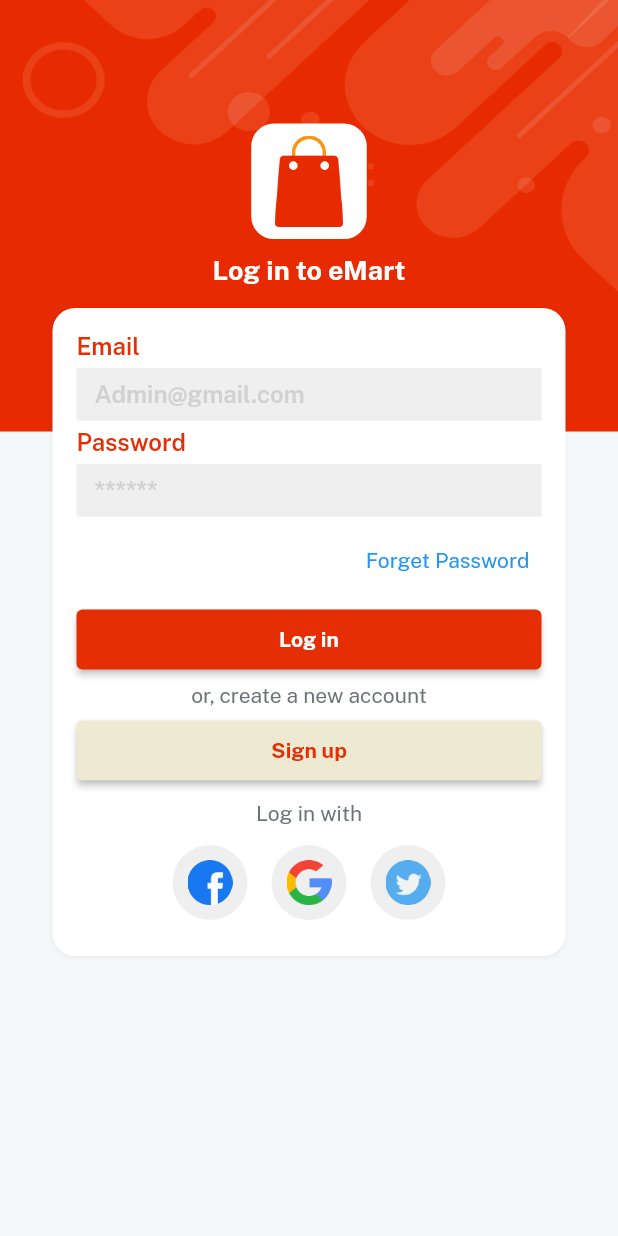
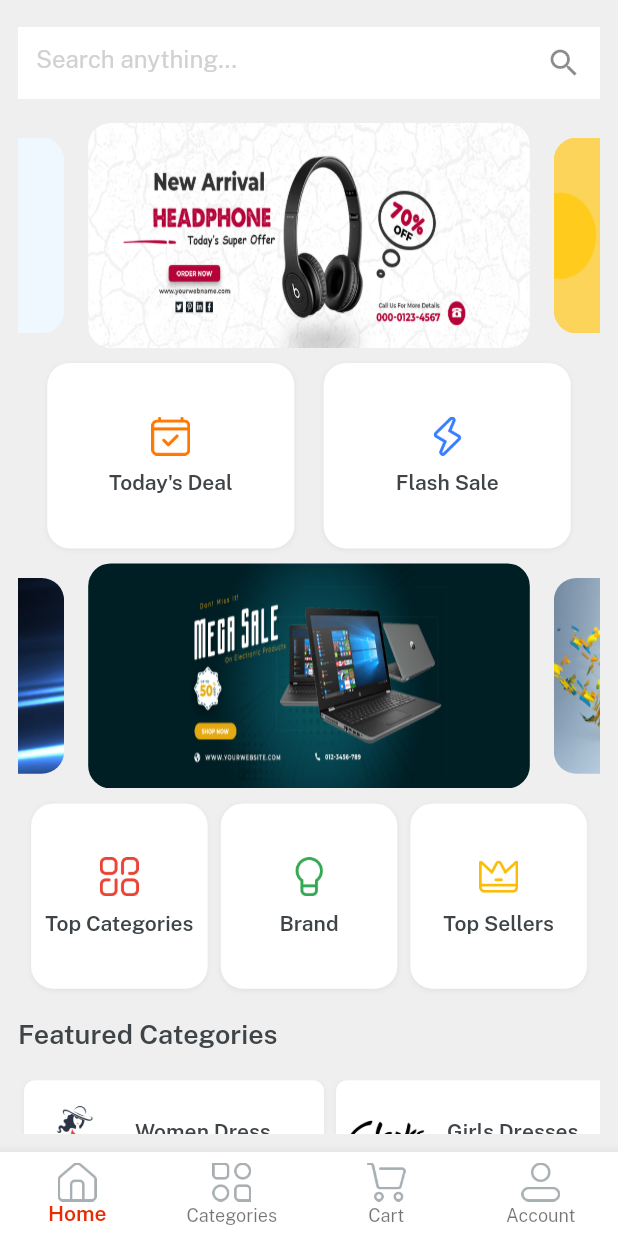
Before and after one commit to NguyenMinhNhut2009/ecommerce, a Flutter app: the screen it shows after launch, after a tap on "Log in", on a phone screen of 412 x 824 dp. Run offline on Flutter 3.47's test engine with Material 2 defaults, Android fonts, the phone set to English and light mode, and no system bars; drawn by our look-alikes of velocity_x; our stand-ins replace get.

Commit message:
Add UI HomeSCreen

```diff
--- a/lib/const/lists.dart
+++ b/lib/const/lists.dart
@@ -1,3 +1,14 @@
 import 'package:ecommerce/const/consts.dart';
 
 const socialIconList = [icFacebookLogo, icGoogleLogo, icTwitterLogo];
+
+const slidersList = [imgSlider1, imgSlider2, imgSlider3, imgSlider4];
+
+const secondSliderList = [imgSs1, imgSs2, imgSs3, imgSs4];
+
+const featureImages1 = [imgS1, imgS2, imgS3];
+
+const featureImages2 = [imgS4, imgS5, imgS6];
+
+const featureTitles1 = [womenDress, girlsDress, girlsWatches];
+const featureTitles2 = [boysGlasses, mobilePhone, tShirts];
--- a/lib/const/strings.dart
+++ b/lib/const/strings.dart
@@ -16,3 +16,25 @@ const loginWith = "Log in with";
 const privacyPolicy = "Privacy Policy";
 const ternAndCond = "Terms and Conditions";
 const alreadyHaveAccount = "Already have an account? ";
+
+//home string
+const home = "Home",
+    categories = "Categories",
+    cart = "Cart",
+    account = "Account";
+//home screen strings
+
+const searchanything = "Search anything...",
+    todayDeal = "Today's Deal",
+    flashsale = "Flash Sale",
+    topSellers = "Top Sellers",
+    brand = "Brand",
+    topCategories = "Top Categories",
+    womenDress = "Women Dress",
+    girlsWatches = "Girls Wathches",
+    mobilePhone = "Mobile Phone",
+    boysGlasses = "Boys Glasses",
+    tShirts = "TShirts",
+    girlsDress = "Girls Dresses",
+    featureProduct = "Feature Product",
+    featuredCategories = "Featured Categories";
--- /dev/null
+++ b/lib/controllers/home_controller.dart
@@ -0,0 +1,6 @@
+import 'package:get/get_rx/get_rx.dart';
+import 'package:get/get_state_manager/src/simple/get_controllers.dart';
+
+class HomeController extends GetxController {
+  var currentNavIndex = 0.obs;
+}
--- a/lib/views/auth_screen/login_screen.dart
+++ b/lib/views/auth_screen/login_screen.dart
@@ -1,12 +1,14 @@
 import 'package:ecommerce/const/consts.dart';
 import 'package:ecommerce/const/lists.dart';
 import 'package:ecommerce/views/auth_screen/sigup_screen.dart';
+import 'package:ecommerce/views/home_screen/home.dart';
 import 'package:ecommerce/widget/applogo_widget.dart';
 import 'package:ecommerce/widget/bg_widget.dart';
 import 'package:ecommerce/widget/custom_textflied.dart';
 import 'package:ecommerce/widget/our_button.dart';
 import 'package:flutter/material.dart';
 import 'package:get/get.dart';
+
 class LoginScreen extends StatelessWidget {
   const LoginScreen({super.key});
 
@@ -36,13 +38,12 @@ class LoginScreen extends StatelessWidget {
                 ),
                 5.heightBox,
                 ourButton(
-                        color: redColor,
-                        title: login,
-                        textColor: whiteColor,
-                        onpress: () {})
-                    .box
-                    .width(context.screenWidth - 50)
-                    .make(),
+                    color: redColor,
+                    title: login,
+                    textColor: whiteColor,
+                    onpress: () {
+                      Get.to(() => const Home());
+                    }).box.width(context.screenWidth - 50).make(),
                 5.heightBox,
                 createNewAccount.text.color(fontGrey).make(),
                 5.heightBox,
--- a/lib/views/auth_screen/sigup_screen.dart
+++ b/lib/views/auth_screen/sigup_screen.dart
@@ -1,5 +1,5 @@
 import 'package:ecommerce/const/consts.dart';
-import 'package:ecommerce/const/lists.dart';
+
 import 'package:ecommerce/widget/applogo_widget.dart';
 import 'package:ecommerce/widget/bg_widget.dart';
 import 'package:ecommerce/widget/custom_textflied.dart';
@@ -7,9 +7,15 @@ import 'package:ecommerce/widget/our_button.dart';
 import 'package:flutter/material.dart';
 import 'package:get/get.dart';
 
-class SigUpScreen extends StatelessWidget {
+class SigUpScreen extends StatefulWidget {
   const SigUpScreen({super.key});
 
+  @override
+  State<SigUpScreen> createState() => _SigUpScreenState();
+}
+
+class _SigUpScreenState extends State<SigUpScreen> {
+  bool? isCheck = false;
   @override
   Widget build(BuildContext context) {
     return bgWidget(
@@ -32,9 +38,14 @@ class SigUpScreen extends StatelessWidget {
                 Row(
                   children: [
                     Checkbox(
-                        checkColor: redColor,
-                        value: false,
-                        onChanged: (vauke) {}),
+                        activeColor: redColor,
+                        checkColor: whiteColor,
+                        value: isCheck,
+                        onChanged: (vaule) {
+                          setState(() {
+                            isCheck = vaule;
+                          });
+                        }),
                     10.widthBox,
                     Expanded(
                       child: RichText(
@@ -42,23 +53,23 @@ class SigUpScreen extends StatelessWidget {
                           children: [
                             TextSpan(
                               text: "I agree to the ",
-                              style:
-                                  TextStyle(fontFamily: bold, color: fontGrey),
+                              style: TextStyle(
+                                  fontFamily: regular, color: fontGrey),
                             ),
                             TextSpan(
                               text: ternAndCond,
-                              style:
-                                  TextStyle(fontFamily: bold, color: redColor),
+                              style: TextStyle(
+                                  fontFamily: regular, color: redColor),
                             ),
                             TextSpan(
                               text: "& ",
-                              style:
-                                  TextStyle(fontFamily: bold, color: fontGrey),
+                              style: TextStyle(
+                                  fontFamily: regular, color: fontGrey),
                             ),
                             TextSpan(
                               text: privacyPolicy,
-                              style:
-                                  TextStyle(fontFamily: bold, color: redColor),
+                              style: TextStyle(
+                                  fontFamily: regular, color: redColor),
                             ),
                           ],
                         ),
@@ -68,9 +79,9 @@ class SigUpScreen extends StatelessWidget {
                 ),
                 5.heightBox,
                 ourButton(
-                        color: redColor,
+                        color: isCheck == true ? redColor : lightGrey,
                         title: signup,
-                        textColor: whiteColor,
+                        textColor: isCheck == true ? whiteColor : redColor,
                         onpress: () {})
                     .box
                     .width(context.screenWidth - 50)
--- /dev/null
+++ b/lib/views/cart_screen/cart_screen.dart
@@ -0,0 +1,12 @@
+import 'package:flutter/material.dart';
+
+class CartScreen extends StatelessWidget {
+  const CartScreen({super.key});
+
+  @override
+  Widget build(BuildContext context) {
+    return Container(
+      color: Colors.purple,
+    );
+  }
+}
--- /dev/null
+++ b/lib/views/category_screen/categoru_screen.dart
@@ -0,0 +1,36 @@
+import 'package:ecommerce/const/consts.dart';
+import 'package:ecommerce/widget/bg_widget.dart';
+import 'package:flutter/material.dart';
+
+class CategoryScreen extends StatelessWidget {
+  const CategoryScreen({super.key});
+
+  @override
+  Widget build(BuildContext context) {
+    return bgWidget(
+      child: Scaffold(
+        appBar: AppBar(title: categories.text.fontFamily(bold).white.make()),
+        body: Container(
+          padding: EdgeInsets.all(12),
+          child: GridView.builder(
+              shrinkWrap: true,
+              itemCount: 9,
+              gridDelegate: SliverGridDelegateWithFixedCrossAxisCount(
+                  crossAxisCount: 3,
+                  mainAxisSpacing: 8,
+                  crossAxisSpacing: 8,
+                  mainAxisExtent: 200),
+              itemBuilder: ((context, index) {
+                return Column()
+                    .box
+                    .white
+                    .rounded
+                    .clip(Clip.antiAlias)
+                    .outerShadowSm
+                    .make();
+              })),
+        ),
+      ),
+    );
+  }
+}
--- /dev/null
+++ b/lib/views/home_screen/compoments/future_buttons.dart
@@ -0,0 +1,24 @@
+import 'package:ecommerce/const/consts.dart';
+import 'package:flutter/material.dart';
+
+Widget featureButton({image, String? title}) {
+  return Row(
+    children: [
+      Image.asset(
+        image,
+        width: 60,
+        fit: BoxFit.fill,
+      ),
+      10.widthBox,
+      title!.text.fontFamily(semibold).color(darkFontGrey).make(),
+    ],
+  )
+      .box
+      .width(200)
+      .margin(EdgeInsets.symmetric(horizontal: 4  ))
+      .white
+      .padding(const EdgeInsets.all(4))
+      .roundedSM
+      .outerShadowSm
+      .make();
+}
--- /dev/null
+++ b/lib/views/home_screen/home.dart
@@ -0,0 +1,75 @@
+import 'package:ecommerce/const/consts.dart';
+import 'package:ecommerce/controllers/home_controller.dart';
+import 'package:ecommerce/views/cart_screen/cart_screen.dart';
+import 'package:ecommerce/views/category_screen/categoru_screen.dart';
+import 'package:ecommerce/views/home_screen/home_screen.dart';
+import 'package:ecommerce/views/profile_screen/profile_screen.dart';
+import 'package:flutter/material.dart';
+
+import 'package:get/get.dart';
+
+class Home extends StatelessWidget {
+  const Home({super.key});
+
+  @override
+  Widget build(BuildContext context) {
+    //init home Controller
+    var controller = Get.put(HomeController());
+    var navbarItem = [
+      BottomNavigationBarItem(
+          icon: Image.asset(
+            icHome,
+            width: 26,
+          ),
+          label: home),
+      BottomNavigationBarItem(
+          icon: Image.asset(
+            icCategories,
+            width: 26,
+          ),
+          label: categories),
+      BottomNavigationBarItem(
+          icon: Image.asset(
+            icCart,
+            width: 26,
+          ),
+          label: cart),
+      BottomNavigationBarItem(
+          icon: Image.asset(
+            icProfile,
+            width: 26,
+          ),
+          label: account),
+    ];
+    var navBody = [
+      const HomeScren(),
+      const CategoryScreen(),
+      const CartScreen(),
+      const ProfileScreen(),
+    ];
+    return Scaffold(
+      body: Column(
+        children: [
+          Obx(
+            () => Expanded(
+              child: navBody.elementAt(controller.currentNavIndex.value),
+            ),
+          ),
+        ],
+      ),
+      bottomNavigationBar: Obx(
+        () => BottomNavigationBar(
+          currentIndex: controller.currentNavIndex.value,
+          selectedItemColor: redColor,
+          selectedLabelStyle: const TextStyle(fontFamily: semibold),
+          items: navbarItem,
+          backgroundColor: whiteColor,
+          type: BottomNavigationBarType.fixed,
+          onTap: ((value) {
+            controller.currentNavIndex.value = value;
+          }),
+        ),
+      ),
+    );
+  }
+}
--- /dev/null
+++ b/lib/views/home_screen/home_screen.dart
@@ -0,0 +1,272 @@
+import 'package:ecommerce/const/consts.dart';
+import 'package:ecommerce/const/lists.dart';
+import 'package:ecommerce/views/home_screen/compoments/future_buttons.dart';
+import 'package:ecommerce/widget/home_buttons.dart';
+import 'package:flutter/material.dart';
+
+class HomeScren extends StatelessWidget {
+  const HomeScren({super.key});
+
+  @override
+  Widget build(BuildContext context) {
+    return Container(
+      padding: const EdgeInsets.all(12),
+      width: context.screenWidth,
+      height: context.screenHeight,
+      color: lightGrey,
+      child: SafeArea(
+          child: Column(
+        children: [
+          Container(
+            alignment: Alignment.center,
+            height: 60,
+            color: lightGrey,
+            child: TextFormField(
+              decoration: const InputDecoration(
+                  border: InputBorder.none,
+                  suffixIcon: Icon(Icons.search),
+                  filled: true,
+                  fillColor: whiteColor,
+                  hintText: searchanything,
+                  hintStyle: TextStyle(color: textfieldGrey)),
+            ),
+          ),
+          10.heightBox,
+          Expanded(
+            child: SingleChildScrollView(
+              physics: const BouncingScrollPhysics(),
+              child: Column(
+                children: [
+                  //swipers brands
+                  VxSwiper.builder(
+                    aspectRatio: 16 / 9,
+                    autoPlay: true,
+                    height: 150,
+                    enlargeCenterPage: true,
+                    itemCount: slidersList.length,
+                    itemBuilder: (context, index) {
+                      return Image.asset(
+                        slidersList[index],
+                        fit: BoxFit.fill,
+                      )
+                          .box
+                          .rounded
+                          .clip(Clip.antiAlias)
+                          .margin(const EdgeInsets.symmetric(horizontal: 8))
+                          .make();
+                    },
+                  ),
+                  10.heightBox,
+                  Row(
+                    mainAxisAlignment: MainAxisAlignment.spaceEvenly,
+                    children: List.generate(
+                        2,
+                        (index) => homeBottuns(
+                            height: context.screenHeight * 0.15,
+                            width: context.screenWidth / 2.5,
+                            icon: index == 0 ? icTodaysDeal : icFlashDeal,
+                            title: index == 0 ? todayDeal : flashsale)),
+                  ),
+                  //2nd swipper
+                  10.heightBox,
+                  VxSwiper.builder(
+                    aspectRatio: 16 / 9,
+                    autoPlay: true,
+                    height: 150,
+                    enlargeCenterPage: true,
+                    itemCount: secondSliderList.length,
+                    itemBuilder: (context, index) {
+                      return Image.asset(
+                        secondSliderList[index],
+                        fit: BoxFit.fill,
+                      )
+                          .box
+                          .rounded
+                          .clip(Clip.antiAlias)
+                          .margin(const EdgeInsets.symmetric(horizontal: 8))
+                          .make();
+                    },
+                  ),
+
+                  //category buttons
+                  10.heightBox,
+                  Row(
+                    mainAxisAlignment: MainAxisAlignment.spaceEvenly,
+                    children: List.generate(
+                        3,
+                        (index) => homeBottuns(
+                            height: context.screenHeight * 0.15,
+                            width: context.screenWidth / 3.5,
+                            icon: index == 0
+                                ? icTopCategories
+                                : index == 1
+                                    ? icBrands
+                                    : icTopSeller,
+                            title: index == 0
+                                ? topCategories
+                                : index == 1
+                                    ? brand
+                                    : topSellers)),
+                  ),
+
+                  //feature categories
+                  20.heightBox,
+                  Align(
+                      alignment: Alignment.topLeft,
+                      child: featuredCategories.text
+                          .color(darkFontGrey)
+                          .size(18)
+                          .fontFamily(semibold)
+                          .make()),
+                  20.heightBox,
+                  SingleChildScrollView(
+                    scrollDirection: Axis.horizontal,
+                    child: Row(
+                      children: List.generate(
+                          3,
+                          (index) => Column(
+                                children: [
+                                  featureButton(
+                                      title: featureTitles1[index],
+                                      image: featureImages1[index]),
+                                  10.heightBox,
+                                  featureButton(
+                                      title: featureTitles2[index],
+                                      image: featureImages2[index]),
+                                ],
+                              )).toList(),
+                    ),
+                  ),
+
+                  //feature Product
+
+                  20.heightBox,
+                  Container(
+                    padding: const EdgeInsets.all(12),
+                    width: double.infinity,
+                    decoration: const BoxDecoration(color: redColor),
+                    child: Column(
+                        crossAxisAlignment: CrossAxisAlignment.start,
+                        children: [
+                          featureProduct.text.white
+                              .fontFamily(bold)
+                              .size(18)
+                              .make(),
+                          10.heightBox,
+                          SingleChildScrollView(
+                            scrollDirection: Axis.horizontal,
+                            child: Row(
+                              children: List.generate(
+                                  6,
+                                  (index) => Column(
+                                        crossAxisAlignment:
+                                            CrossAxisAlignment.start,
+                                        children: [
+                                          Image.asset(
+                                            imgP1,
+                                            width: 150,
+                                            fit: BoxFit.cover,
+                                          ),
+                                          10.heightBox,
+                                          "LapTop 4GB/64GB"
+                                              .text
+                                              .fontFamily(semibold)
+                                              .color(darkFontGrey)
+                                              .make(),
+                                          10.heightBox,
+                                          "\$600"
+                                              .text
+                                              .size(16)
+                                              .fontFamily(bold)
+                                              .color(redColor)
+                                              .make(),
+                                        ],
+                                      )
+                                          .box
+                                          .white
+                                          .margin(EdgeInsets.symmetric(
+                                              horizontal: 4))
+                                          .roundedSM
+                                          .padding(const EdgeInsets.all(8))
+                                          .make()),
+                            ),
+                          ),
+                        ]),
+                  ),
+
+                  //third Swipper
+                  20.heightBox,
+                  VxSwiper.builder(
+                    aspectRatio: 16 / 9,
+                    autoPlay: true,
+                    height: 150,
+                    enlargeCenterPage: true,
+                    itemCount: secondSliderList.length,
+                    itemBuilder: (context, index) {
+                      return Image.asset(
+                        secondSliderList[index],
+                        fit: BoxFit.fill,
+                      )
+                          .box
+                          .rounded
+                          .clip(Clip.antiAlias)
+                          .margin(const EdgeInsets.symmetric(horizontal: 8))
+                          .make();
+                    },
+                  ),
+
+                  //all Product section
+
+                  20.heightBox,
+                  GridView.builder(
+                    physics: const NeverScrollableScrollPhysics(),
+                    shrinkWrap: true,
+                    itemCount: 6,
+                    gridDelegate:
+                        const SliverGridDelegateWithFixedCrossAxisCount(
+                            crossAxisCount: 2,
+                            mainAxisSpacing: 8,
+                            crossAxisSpacing: 8,
+                            mainAxisExtent: 300),
+                    itemBuilder: ((context, index) {
+                      return Column(
+                        crossAxisAlignment: CrossAxisAlignment.start,
+                        children: [
+                          Image.asset(
+                            imgP5,
+                            height: 200,
+                            width: 200,
+                            fit: BoxFit.cover,
+                          ),
+                          const Spacer(),
+                          "LapTop 4GB/64GB"
+                              .text
+                              .fontFamily(semibold)
+                              .color(darkFontGrey)
+                              .make(),
+                          10.heightBox,
+                          "\$600"
+                              .text
+                              .size(16)
+                              .fontFamily(bold)
+                              .color(redColor)
+                              .make(),
+                        ],
+                      )
+                          .box
+                          .white
+                          .margin(EdgeInsets.symmetric(horizontal: 4))
+                          .roundedSM
+                          .padding(const EdgeInsets.all(8))
+                          .make();
+                    }),
+                  ),
+                ],
+              ),
+            ),
+          ),
+        ],
+      )),
+    );
+  }
+}
--- /dev/null
+++ b/lib/views/profile_screen/profile_screen.dart
@@ -0,0 +1,12 @@
+import 'package:flutter/material.dart';
+
+class ProfileScreen extends StatelessWidget {
+  const ProfileScreen({super.key});
+
+  @override
+  Widget build(BuildContext context) {
+    return Container(
+      color: Colors.red,
+    );
+  }
+}
--- /dev/null
+++ b/lib/widget/home_buttons.dart
@@ -0,0 +1,13 @@
+import 'package:ecommerce/const/consts.dart';
+import 'package:flutter/material.dart';
+
+Widget homeBottuns({width, height, icon, String? title, onPress}) {
+  return Column(mainAxisAlignment: MainAxisAlignment.center, children: [
+    Image.asset(
+      icon,
+      width: 26,
+    ),
+    10.heightBox,
+    title!.text.fontFamily(semibold).color(darkFontGrey).make()
+  ]).box.rounded.white.size(width, height).shadowSm.make();
+}
```
